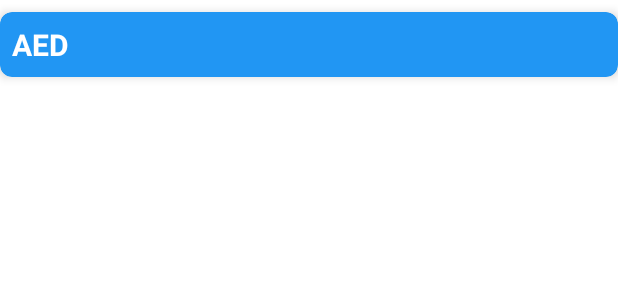
After one commit to haroldcalayan/ConversionRates, an Android app: the layout adapter_conversion.xml on its own in the app's theme, with its tools: preview values and no code run, on a phone screen of 412 x 824 dp. The commit adds this screen. Shown: the top 300 px of the screen. Run offline under Robolectric (Android 15) with nearby library versions, the phone set to English and light mode, and no system bars; network calls fail.

Commit message:
:sparkles: Create main screen

```diff
--- /dev/null
+++ b/app/src/main/res/layout/adapter_conversion.xml
@@ -0,0 +1,44 @@
+<?xml version="1.0" encoding="utf-8"?>
+<layout xmlns:android="http://schemas.android.com/apk/res/android"
+    xmlns:tools="http://schemas.android.com/tools"
+    xmlns:app="http://schemas.android.com/apk/res-auto">
+
+    <data>
+        <variable
+            name="item"
+            type="String" />
+    </data>
+
+    <com.google.android.material.card.MaterialCardView
+        android:layout_width="match_parent"
+        android:layout_height="wrap_content"
+        app:cardBackgroundColor="@color/primaryColor"
+        app:cardCornerRadius="@dimen/spacing_s"
+        app:cardElevation="@dimen/spacing_xxs"
+        android:layout_marginTop="@dimen/spacing_s"
+        android:layout_marginBottom="@dimen/spacing_s">
+
+        <androidx.constraintlayout.widget.ConstraintLayout
+            android:layout_width="match_parent"
+            android:layout_height="wrap_content">
+
+            <androidx.appcompat.widget.AppCompatTextView
+                android:id="@+id/textview_name"
+                android:layout_width="0dp"
+                android:layout_height="wrap_content"
+                android:text="@{ item }"
+                tools:text="AED"
+                android:textSize="@dimen/font_xxl"
+                android:textColor="@android:color/white"
+                android:textStyle="bold"
+                android:paddingStart="@dimen/spacing_s"
+                android:paddingTop="@dimen/spacing_s"
+                android:paddingEnd="@dimen/spacing_s"
+                android:paddingBottom="@dimen/spacing_s"
+                app:layout_constraintStart_toStartOf="parent"
+                app:layout_constraintTop_toTopOf="parent"
+                app:layout_constraintEnd_toEndOf="parent"/>
+
+        </androidx.constraintlayout.widget.ConstraintLayout>
+    </com.google.android.material.card.MaterialCardView>
+</layout>
```
Also changed, not shown: app/src/main/java/com/haroldcalayan/conversionrates/MainActivity.kt (deleted, +0 -11 lines), app/src/main/java/com/haroldcalayan/conversionrates/ui/main/ConversionAdapter.kt (added, +46 -0 lines), app/src/main/java/com/haroldcalayan/conversionrates/ui/main/MainActivity.kt (added, +64 -0 lines), app/src/main/java/com/haroldcalayan/conversionrates/ui/main/MainViewModel.kt (added, +35 -0 lines), app/src/main/res/layout/activity_main.xml (+41 -8 lines).
